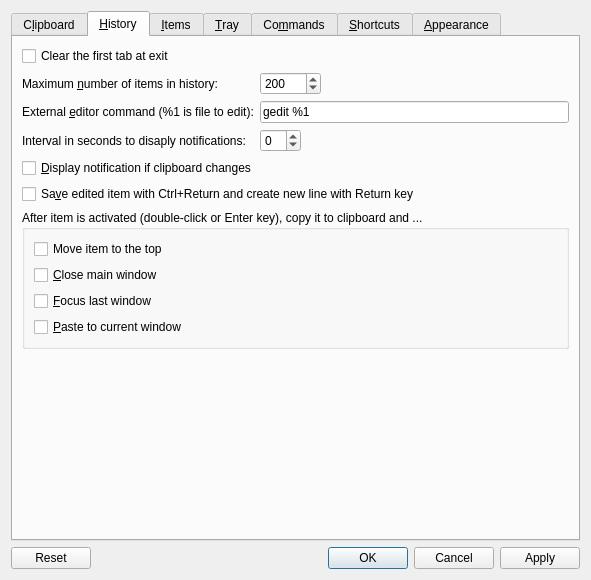
First picture: the form in src/ui/configurationmanager.ui, repository hluk/CopyQ, before the edit.
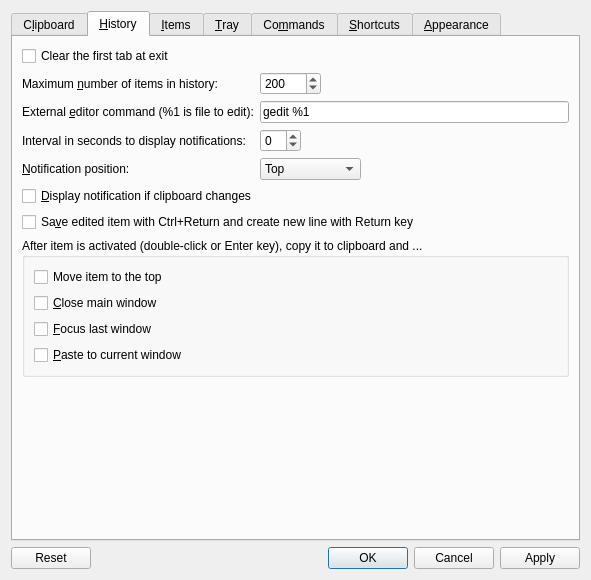
Second picture: the form after the edit. The open tabs and pages were chosen to show the change. Icons and pictures are not drawn. Custom widgets are drawn as their Qt base class.

Commit message: Appearance for notifications

```diff
--- a/src/ui/configurationmanager.ui
+++ b/src/ui/configurationmanager.ui
@@ -350,55 +350,6 @@
          <string>&amp;History</string>
         </attribute>
         <layout class="QGridLayout" name="gridLayout_3">
-         <item row="5" column="0">
-          <widget class="QGroupBox" name="groupBox_3">
-           <property name="title">
-            <string>After item is activated (double-click or Enter key), copy it to clipboard and ...</string>
-           </property>
-           <layout class="QVBoxLayout" name="verticalLayout_8">
-            <item>
-             <widget class="QCheckBox" name="checkBoxMove">
-              <property name="toolTip">
-               <string>Move item to the top of the list after it is activated.</string>
-              </property>
-              <property name="text">
-               <string>Move item to the top</string>
-              </property>
-             </widget>
-            </item>
-            <item>
-             <widget class="QCheckBox" name="checkBoxActivateCloses">
-              <property name="toolTip">
-               <string>Close main window after item is activated.</string>
-              </property>
-              <property name="text">
-               <string>&amp;Close main window</string>
-              </property>
-             </widget>
-            </item>
-            <item>
-             <widget class="QCheckBox" name="checkBoxActivateFocuses">
-              <property name="toolTip">
-               <string>Focus last window after item is activated.</string>
-              </property>
-              <property name="text">
-               <string>&amp;Focus last window</string>
-              </property>
-             </widget>
-            </item>
-            <item>
-             <widget class="QCheckBox" name="checkBoxActivatePastes">
-              <property name="toolTip">
-               <string>Paste to current window after item is activated.</string>
-              </property>
-              <property name="text">
-               <string>&amp;Paste to current window</string>
-              </property>
-             </widget>
-            </item>
-           </layout>
-          </widget>
-         </item>
          <item row="1" column="0">
           <layout class="QFormLayout" name="formLayout_2">
            <property name="fieldGrowthPolicy">
@@ -472,7 +423,7 @@
            <item row="2" column="0">
             <widget class="QLabel" name="label_25">
              <property name="text">
-              <string>Interval in seconds to disaply notifications:</string>
+              <string>Interval in seconds to display notifications:</string>
              </property>
             </widget>
            </item>
@@ -510,6 +461,70 @@
              </item>
             </layout>
            </item>
+           <item row="3" column="0">
+            <widget class="QLabel" name="label_8">
+             <property name="text">
+              <string>&amp;Notification position:</string>
+             </property>
+             <property name="buddy">
+              <cstring>comboBoxNotificationPosition</cstring>
+             </property>
+            </widget>
+           </item>
+           <item row="3" column="1">
+            <layout class="QHBoxLayout" name="horizontalLayout_10">
+             <item>
+              <widget class="QComboBox" name="comboBoxNotificationPosition">
+               <property name="toolTip">
+                <string>Position on screen for notifications</string>
+               </property>
+               <item>
+                <property name="text">
+                 <string>Top</string>
+                </property>
+               </item>
+               <item>
+                <property name="text">
+                 <string>Bottom</string>
+                </property>
+               </item>
+               <item>
+                <property name="text">
+                 <string>Top Right</string>
+                </property>
+               </item>
+               <item>
+                <property name="text">
+                 <string>Bottom Right</string>
+                </property>
+               </item>
+               <item>
+                <property name="text">
+                 <string>Bottom Left</string>
+                </property>
+               </item>
+               <item>
+                <property name="text">
+                 <string>Top Left</string>
+                </property>
+               </item>
+              </widget>
+             </item>
+             <item>
+              <spacer name="horizontalSpacer_10">
+               <property name="orientation">
+                <enum>Qt::Horizontal</enum>
+               </property>
+               <property name="sizeHint" stdset="0">
+                <size>
+                 <width>40</width>
+                 <height>20</height>
+                </size>
+               </property>
+              </spacer>
+             </item>
+            </layout>
+           </item>
           </layout>
          </item>
          <item row="0" column="0">
@@ -523,6 +538,55 @@
           </widget>
          </item>
          <item row="6" column="0">
+          <widget class="QGroupBox" name="groupBox_3">
+           <property name="title">
+            <string>After item is activated (double-click or Enter key), copy it to clipboard and ...</string>
+           </property>
+           <layout class="QVBoxLayout" name="verticalLayout_8">
+            <item>
+             <widget class="QCheckBox" name="checkBoxMove">
+              <property name="toolTip">
+               <string>Move item to the top of the list after it is activated.</string>
+              </property>
+              <property name="text">
+               <string>Move item to the top</string>
+              </property>
+             </widget>
+            </item>
+            <item>
+             <widget class="QCheckBox" name="checkBoxActivateCloses">
+              <property name="toolTip">
+               <string>Close main window after item is activated.</string>
+              </property>
+              <property name="text">
+               <string>&amp;Close main window</string>
+              </property>
+             </widget>
+            </item>
+            <item>
+             <widget class="QCheckBox" name="checkBoxActivateFocuses">
+              <property name="toolTip">
+               <string>Focus last window after item is activated.</string>
+              </property>
+              <property name="text">
+               <string>&amp;Focus last window</string>
+              </property>
+             </widget>
+            </item>
+            <item>
+             <widget class="QCheckBox" name="checkBoxActivatePastes">
+              <property name="toolTip">
+               <string>Paste to current window after item is activated.</string>
+              </property>
+              <property name="text">
+               <string>&amp;Paste to current window</string>
+              </property>
+             </widget>
+            </item>
+           </layout>
+          </widget>
+         </item>
+         <item row="7" column="0">
           <spacer name="verticalSpacer_6">
            <property name="orientation">
             <enum>Qt::Vertical</enum>
@@ -535,7 +599,7 @@
            </property>
           </spacer>
          </item>
-         <item row="3" column="0">
+         <item row="4" column="0">
           <widget class="QCheckBox" name="checkBoxEditCtrlReturn">
            <property name="toolTip">
             <string>Leave unchecked for Return key to save edited item and Ctrl+Return create new line.
@@ -547,7 +611,7 @@
            </property>
           </widget>
          </item>
-         <item row="2" column="0">
+         <item row="3" column="0">
           <widget class="QCheckBox" name="checkBoxClipboardNotify">
            <property name="text">
             <string>&amp;Display notification if clipboard changes</string>
```
Left out of the diff: 3 changed lines with no effect on the pictures. The commit also changes 10 other files.
